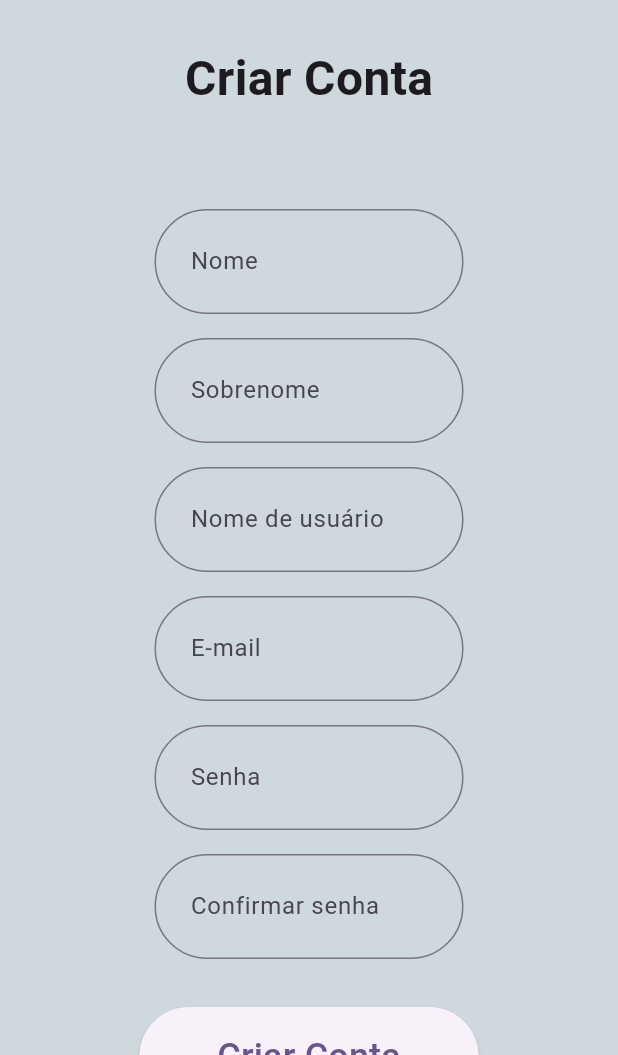
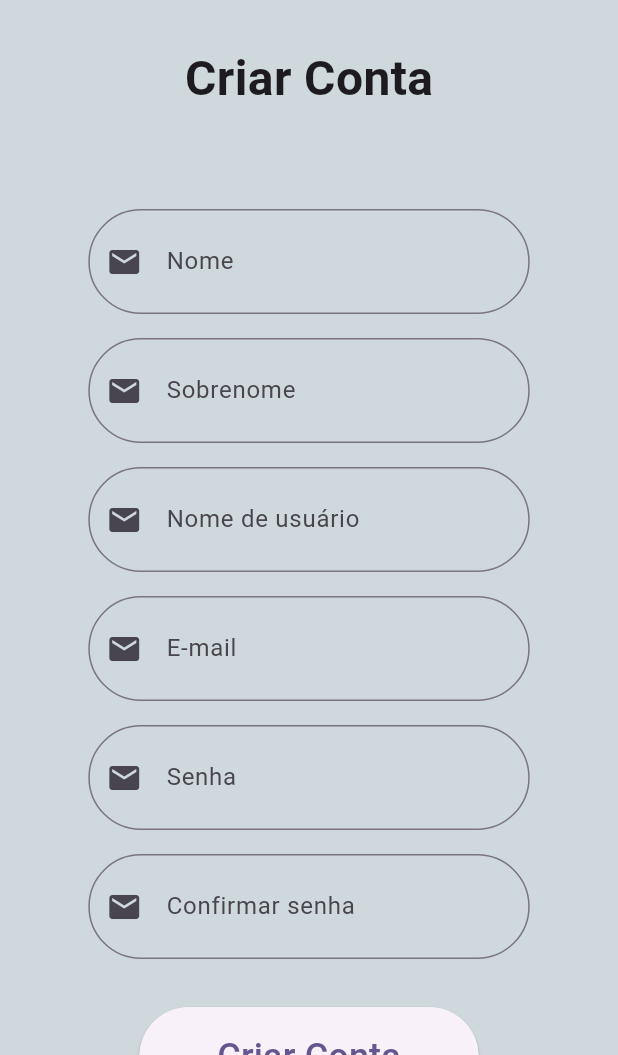
Before and after one commit to priscillamelo/flutter-series-hub, a Flutter app: the screen it shows after launch, after a tap on "Não tem uma conta? Crie aqui!", on a phone screen of 412 x 824 dp, the part 181-1236 px from its top. Run offline on Flutter 3.47's test engine with Material 3 defaults, Android fonts, the phone set to English and light mode, and no system bars; accounts and stored records are empty.

Commit message:
algumas-alteracoes-nao-finalizadas

```diff
--- a/lib/main.dart
+++ b/lib/main.dart
@@ -1,5 +1,6 @@
 import 'package:flutter/material.dart';
 import 'package:flutter_journal_moviesandseries/pages/criar_conta_page.dart';
+import 'package:flutter_journal_moviesandseries/pages/home_page.dart';
 import 'package:flutter_journal_moviesandseries/pages/login_page.dart';
 
 void main() {
@@ -19,75 +20,14 @@ class MyApp extends StatelessWidget {
               ColorScheme.fromSeed(seedColor: Colors.deepPurple.shade100),
           useMaterial3: true,
         ),
-      home: const LoginPage(),
-      /* home: const DefaultTabController(
-        length: 3,
-        child: HomePage(),
-      ), */
         routes: {
           "/login": (context) => const LoginPage(),
           "/criarConta": (context) => const CriarContaPage(),
           "/home": (context) => const HomePage(),
         },
-    );
+        home: const DefaultTabController(
+          length: 3,
+          child: LoginPage(),
+        ));
   }
 }
-
-class HomePage extends StatelessWidget {
-  const HomePage({super.key});
-
-  @override
-  Widget build(BuildContext context) {
-    return Scaffold(
-      appBar: AppBar(
-        backgroundColor: Theme.of(context).colorScheme.inversePrimary,
-        title: const Center(
-          child: Text(
-            'My Journal: Filmes e Séries',
-          ),
-        ),
-        bottom: const TabBar(
-          tabs: [
-            Tab(
-              text: 'Assistindo',
-            ),
-            Tab(
-              text: 'Assistir',
-            ),
-            Tab(
-              text: 'Concluído',
-            )
-          ],
-        ),
-      ),
-      body: const TabBarView(children: [
-        AssistindoTabMain(),
-        /* AssistirTab()
-        ConcluidoTab() */
-      ]),
-    );
-  }
-}
-
-class AssistindoTabMain extends StatefulWidget {
-  const AssistindoTabMain({super.key});
-
-  @override
-  State<AssistindoTabMain> createState() => _AssistindoTabMainState();
-}
-
-class _AssistindoTabMainState extends State<AssistindoTabMain> {
-  @override
-  Widget build(BuildContext context) {
-    return Scaffold(
-      body: Center(
-          child: Column(
-        mainAxisAlignment: MainAxisAlignment.center,
-        children: [
-          const Text("Inicie seus registros!"),
-          FloatingActionButton(onPressed: () {}, child: const Icon(Icons.add)),
-        ],
-      )),
-    );
-  }
-}
--- a/lib/pages/criar_conta_page.dart
+++ b/lib/pages/criar_conta_page.dart
@@ -31,31 +31,36 @@ class CriarContaPage extends StatelessWidget {
                   height: 64,
                 ),
                 SizedBox(
-                  width: MediaQuery.of(context).size.width / 2,
+                  width: MediaQuery.of(context).size.width / 1.4,
                   child: const Form(
                     child: Column(
                       children: [
-                        FormFieldWidget(label: 'Nome'),
+                        FormFieldWidget(label: 'Nome', icon: Icon(Icons.email)),
                         SizedBox(
                           height: 16,
                         ),
-                        FormFieldWidget(label: 'Sobrenome'),
+                        FormFieldWidget(
+                            label: 'Sobrenome', icon: Icon(Icons.email)),
                         SizedBox(
                           height: 16,
                         ),
-                        FormFieldWidget(label: 'Nome de usuário'),
+                        FormFieldWidget(
+                            label: 'Nome de usuário', icon: Icon(Icons.email)),
                         SizedBox(
                           height: 16,
                         ),
-                        FormFieldWidget(label: 'E-mail'),
+                        FormFieldWidget(
+                            label: 'E-mail', icon: Icon(Icons.email)),
                         SizedBox(
                           height: 16,
                         ),
-                        FormFieldWidget(label: 'Senha'),
+                        FormFieldWidget(
+                            label: 'Senha', icon: Icon(Icons.email)),
                         SizedBox(
                           height: 16,
                         ),
-                        FormFieldWidget(label: 'Confirmar senha'),
+                        FormFieldWidget(
+                            label: 'Confirmar senha', icon: Icon(Icons.email)),
                         SizedBox(
                           height: 32,
                         ),
--- a/lib/pages/login_page.dart
+++ b/lib/pages/login_page.dart
@@ -1,5 +1,4 @@
 import 'package:flutter/material.dart';
-import 'package:flutter/widgets.dart';
 import 'package:flutter_journal_moviesandseries/widgets/text_form_field.dart';
 
 class LoginPage extends StatelessWidget {
@@ -32,18 +31,23 @@ class LoginPage extends StatelessWidget {
                   height: 64,
                 ),
                 SizedBox(
-                  width: MediaQuery.of(context).size.width / 2,
+                  width: MediaQuery.of(context).size.width / 1.4,
                   child: const Form(
                     child: Column(
                       children: [
                         FormFieldWidget(
-                          label: 'Nome de usuário',
+                          label: 'E-mail',
+                          icon: Icon(Icons.email),
+                          keyboardType: TextInputType.emailAddress,
                         ),
                         SizedBox(
                           height: 16,
                         ),
                         FormFieldWidget(
                           label: 'Senha',
+                          icon: Icon(
+                            Icons.password,
+                          ),
                         ),
                         SizedBox(
                           height: 32,
--- a/lib/widgets/text_form_field.dart
+++ b/lib/widgets/text_form_field.dart
@@ -2,14 +2,19 @@ import 'package:flutter/material.dart';
 
 class FormFieldWidget extends StatelessWidget {
   final String label;
-  const FormFieldWidget({super.key, required this.label});
+  final Icon icon;
+  final TextInputType? keyboardType;
+  const FormFieldWidget(
+      {super.key, required this.label, required this.icon, this.keyboardType});
 
   @override
   Widget build(BuildContext context) {
     return TextFormField(
       obscureText: label.toLowerCase().contains('senha') ? true : false,
       style: const TextStyle(fontSize: 20),
+      keyboardType: keyboardType,
       decoration: InputDecoration(
+        prefixIcon: icon,
         contentPadding: const EdgeInsets.all(20),
         labelText: label,
         border: const OutlineInputBorder(
```
Also changed, not shown: lib/pages/home_page.dart (added, +38 -0 lines), lib/widgets/assistindo_tab.dart (added, +24 -0 lines). Lines whose indentation alone changed are shown as unchanged.
